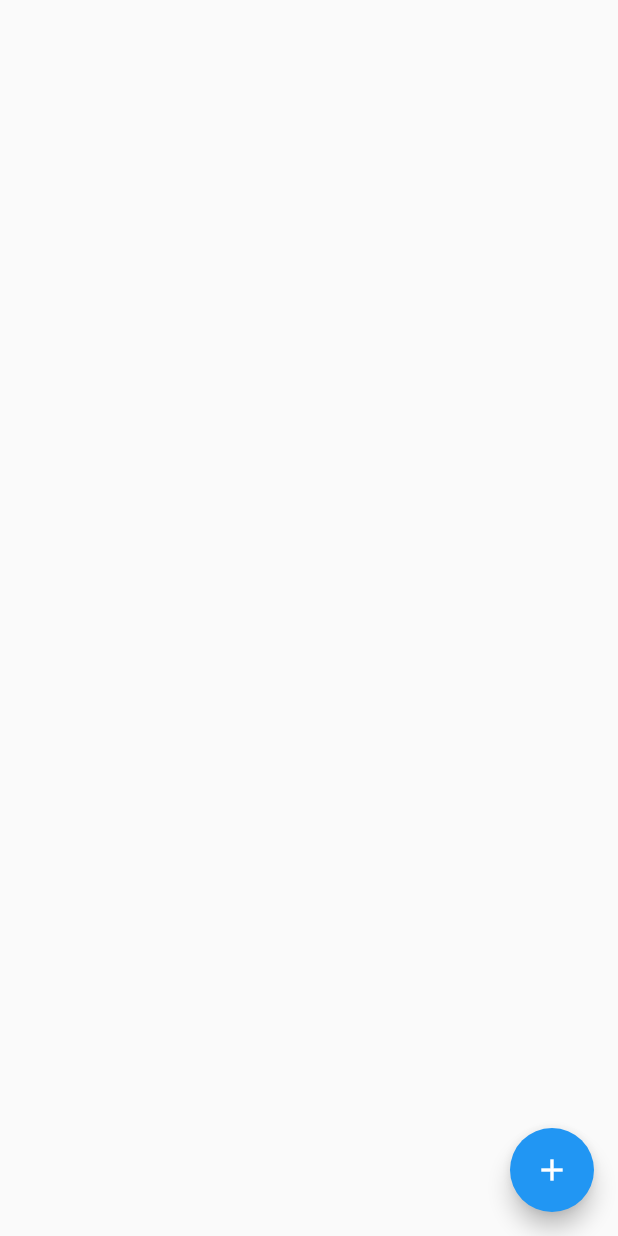
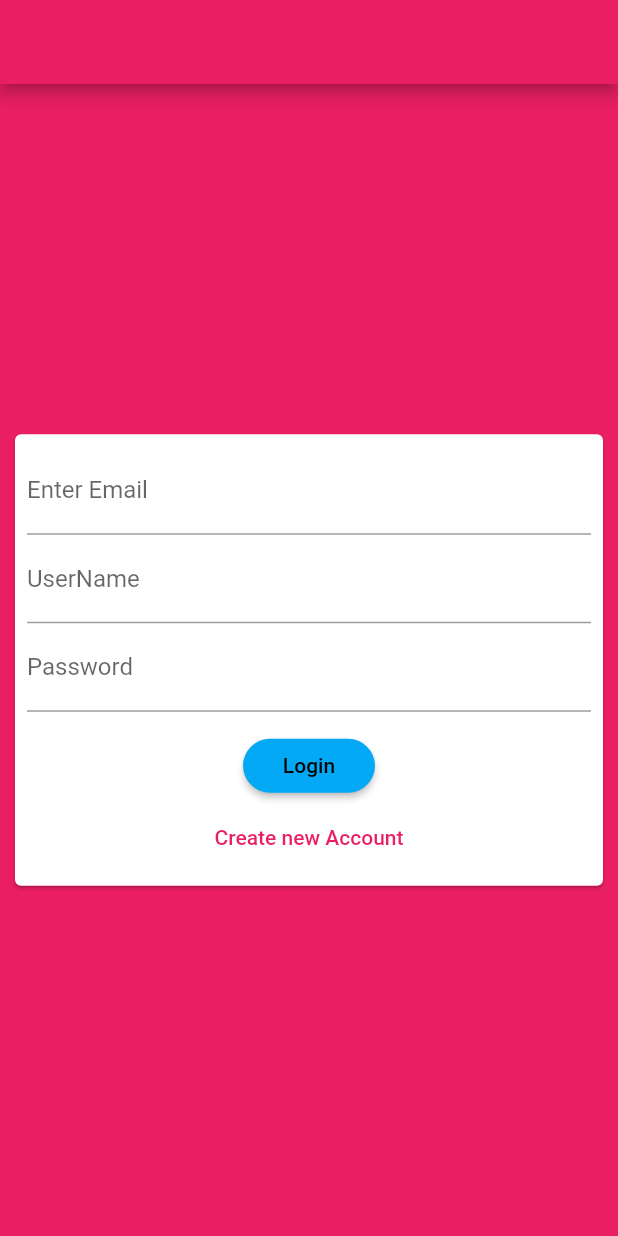
Before and after one commit to Leman316/flutter_chat_app, a Flutter app: the screen it shows after launch, on a phone screen of 412 x 824 dp. Run offline on Flutter 3.47's test engine with Material 2 defaults, Android fonts, the phone set to English and light mode, and no system bars; our stand-ins replace cloud_firestore, firebase_core; accounts and stored records are empty.

Commit message:
update 1.2

```diff
--- a/lib/main.dart
+++ b/lib/main.dart
@@ -1,3 +1,4 @@
+import 'package:chat_app/screens/auth_screen.dart';
 import 'package:chat_app/screens/chat_screen.dart';
 import 'package:flutter/material.dart';
 import 'package:firebase_core/firebase_core.dart';
@@ -15,8 +16,16 @@ class MyApp extends StatelessWidget {
     return MaterialApp(
         title: 'Flutter Chat',
         theme: ThemeData(
-          primarySwatch: Colors.blue,
-        ),
-        home: ChatScreen());
+            primarySwatch: Colors.pink,
+            backgroundColor: Colors.pink,
+            accentColor: Colors.deepPurple,
+            accentColorBrightness: Brightness.dark,
+            buttonTheme: ButtonTheme.of(context).copyWith(
+              buttonColor: Colors.lightBlue,
+              textTheme: ButtonTextTheme.primary,
+              shape: RoundedRectangleBorder(
+                  borderRadius: BorderRadius.circular(20)),
+            )),
+        home: AuthScreen());
   }
 }
--- a/lib/screens/auth_screen.dart
+++ b/lib/screens/auth_screen.dart
@@ -0,0 +1,25 @@
+import 'package:chat_app/widgets/auth_form.dart';
+import 'package:flutter/material.dart';
+
+class AuthScreen extends StatefulWidget {
+  @override
+  _AuthScreenState createState() => _AuthScreenState();
+}
+
+class _AuthScreenState extends State<AuthScreen> {
+  @override
+  Widget build(BuildContext context) {
+    return Scaffold(
+      backgroundColor: Theme.of(context).primaryColor,
+      appBar: AppBar(),
+      body: Center(
+        child: Card(
+          margin: EdgeInsets.all(10),
+          child: SingleChildScrollView(
+            child: AuthForm(),
+          ),
+        ),
+      ),
+    );
+  }
+}
--- /dev/null
+++ b/lib/widgets/auth_form.dart
@@ -0,0 +1,47 @@
+import 'package:flutter/material.dart';
+
+class AuthForm extends StatefulWidget {
+  @override
+  _AuthFormState createState() => _AuthFormState();
+}
+
+class _AuthFormState extends State<AuthForm> {
+  @override
+  Widget build(BuildContext context) {
+    return Padding(
+      padding: const EdgeInsets.all(8.0),
+      child: Form(
+        child: Column(
+          mainAxisSize: MainAxisSize.min,
+          children: <Widget>[
+            TextFormField(
+              keyboardType: TextInputType.emailAddress,
+              decoration: InputDecoration(
+                labelText: "Enter Email",
+              ),
+            ),
+            TextFormField(
+              decoration: InputDecoration(labelText: 'UserName'),
+            ),
+            TextFormField(
+              decoration: InputDecoration(labelText: 'Password'),
+              obscureText: true,
+            ),
+            SizedBox(
+              height: 12,
+            ),
+            RaisedButton(
+              child: Text('Login'),
+              onPressed: () {},
+            ),
+            FlatButton(
+              child: Text('Create new Account'),
+              textColor: Theme.of(context).primaryColor,
+              onPressed: () {},
+            )
+          ],
+        ),
+      ),
+    );
+  }
+}
```
